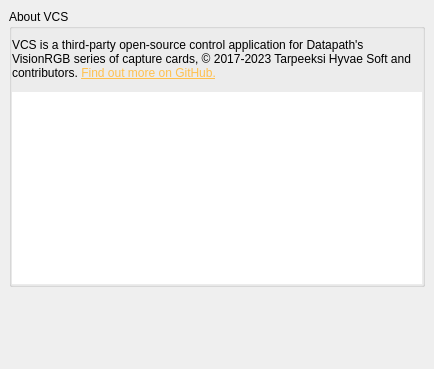
mrehkopf/vcs, file src/display/qt/dialogs/ui/about_dialog.ui: the form before one commit.
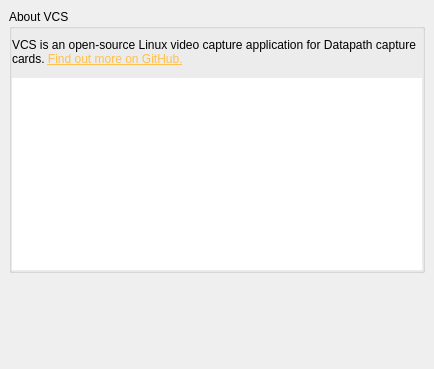
The form after the commit. Custom widgets are drawn as their Qt base class.

Commit message: qt: Refactor VCSBaseDialog into VCSDialogFragment

```diff
--- a/src/display/qt/dialogs/ui/about_dialog.ui
+++ b/src/display/qt/dialogs/ui/about_dialog.ui
@@ -1,7 +1,7 @@
 <?xml version="1.0" encoding="UTF-8"?>
 <ui version="4.0">
  <class>AboutDialog</class>
- <widget class="QDialog" name="AboutDialog">
+ <widget class="QWidget" name="AboutDialog">
   <property name="geometry">
    <rect>
     <x>0</x>
@@ -68,7 +68,7 @@
          </sizepolicy>
         </property>
         <property name="text">
-         <string>&lt;html&gt;&lt;head/&gt;&lt;body&gt;&lt;p&gt;VCS is a third-party open-source control application for Datapath's VisionRGB series of capture cards, © 2017-2023 Tarpeeksi Hyvae Soft and contributors. &lt;a href=&quot;https://github.com/leikareipa/vcs&quot;&gt;&lt;span style=&quot; text-decoration: underline; color:#ffc04d;&quot;&gt;Find out more on GitHub.&lt;/span&gt;&lt;/a&gt;&lt;/p&gt;&lt;/body&gt;&lt;/html&gt;</string>
+         <string>&lt;html&gt;&lt;head/&gt;&lt;body&gt;&lt;p&gt;VCS is an open-source Linux video capture application for Datapath capture cards. &lt;a href=&quot;https://github.com/leikareipa/vcs&quot;&gt;&lt;span style=&quot; text-decoration: underline; color:#ffc04d;&quot;&gt;Find out more on GitHub.&lt;/span&gt;&lt;/a&gt;&lt;/p&gt;&lt;/body&gt;&lt;/html&gt;</string>
         </property>
         <property name="alignment">
          <set>Qt::AlignLeading|Qt::AlignLeft|Qt::AlignVCenter</set>
```
The commit also changes 47 other files.
